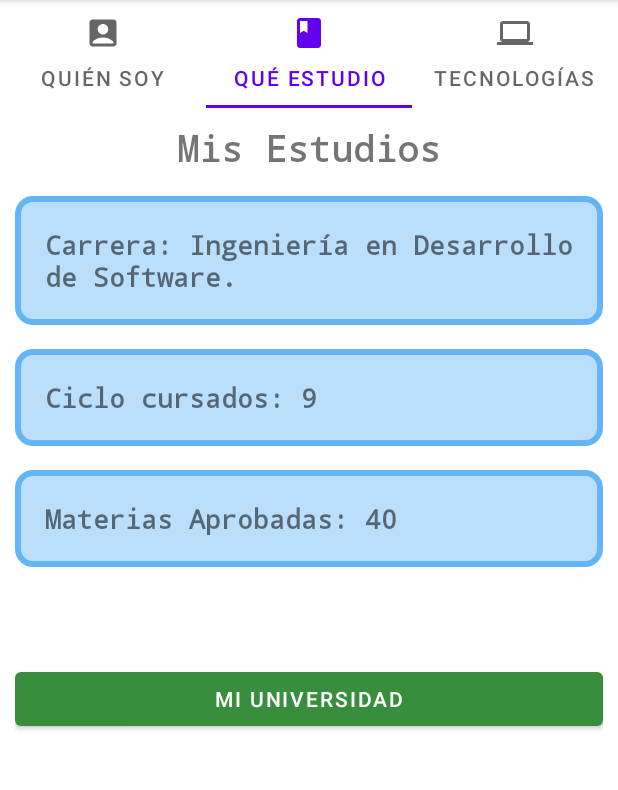
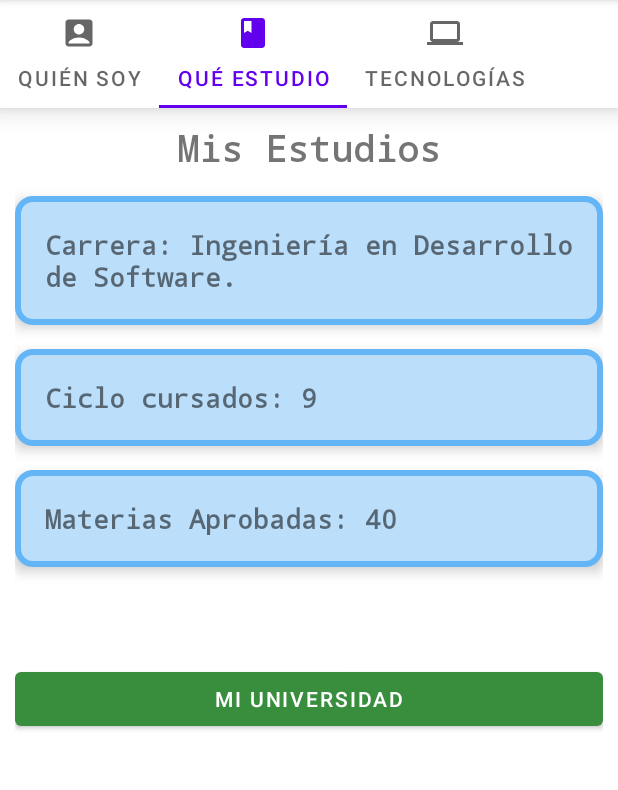
Before and after one commit to jherrera245/MenuTap, an Android app: the screen it shows after launch (MainActivity), tab 2 chosen, on a phone screen of 412 x 824 dp, the part 84-874 px from its top. Run offline under Robolectric (Android 15) with nearby library versions, the phone set to English and light mode, and no system bars.

Commit message:
Mejoras de la aparencia de los layouts

```diff
--- a/app/src/main/res/layout/activity_main.xml
+++ b/app/src/main/res/layout/activity_main.xml
@@ -12,7 +12,9 @@
         android:layout_height="wrap_content"
         app:layout_constraintEnd_toEndOf="parent"
         app:layout_constraintStart_toStartOf="parent"
-        app:layout_constraintTop_toTopOf="parent"/>
+        app:layout_constraintTop_toTopOf="parent"
+        app:tabMode="scrollable"
+        android:elevation="10dp"/>
 
     <androidx.viewpager2.widget.ViewPager2
         android:id="@+id/viewPager"
--- a/app/src/main/res/layout/fragment_que_estudio.xml
+++ b/app/src/main/res/layout/fragment_que_estudio.xml
@@ -19,7 +19,8 @@
         app:layout_constraintEnd_toEndOf="parent"
         app:layout_constraintHorizontal_bias="0.0"
         app:layout_constraintStart_toStartOf="parent"
-        app:layout_constraintTop_toTopOf="parent" />
+        app:layout_constraintTop_toTopOf="parent"
+        android:elevation="5dp"/>
 
     <TextView
         android:id="@+id/textViewCarrera"
@@ -33,7 +34,8 @@
         app:fontFamily="monospace"
         app:layout_constraintEnd_toEndOf="parent"
         app:layout_constraintStart_toStartOf="parent"
-        app:layout_constraintTop_toBottomOf="@+id/textViewEstudios" />
+        app:layout_constraintTop_toBottomOf="@+id/textViewEstudios"
+        android:elevation="5dp"/>
 
     <TextView
         android:id="@+id/textViewCiclosCursados"
@@ -48,7 +50,8 @@
         app:layout_constraintEnd_toEndOf="parent"
         app:layout_constraintHorizontal_bias="0.842"
         app:layout_constraintStart_toStartOf="parent"
-        app:layout_constraintTop_toBottomOf="@+id/textViewCarrera" />
+        app:layout_constraintTop_toBottomOf="@+id/textViewCarrera"
+        android:elevation="5dp"/>
 
     <TextView
         android:id="@+id/textViewMateriasAprobadas"
@@ -63,7 +66,8 @@
         app:layout_constraintEnd_toEndOf="parent"
         app:layout_constraintHorizontal_bias="0.842"
         app:layout_constraintStart_toStartOf="parent"
-        app:layout_constraintTop_toBottomOf="@+id/textViewCiclosCursados" />
+        app:layout_constraintTop_toBottomOf="@+id/textViewCiclosCursados"
+        android:elevation="5dp"/>
 
     <Button
         android:id="@+id/buttonAbrirNavegador"
--- a/app/src/main/res/layout/fragment_quien_soy.xml
+++ b/app/src/main/res/layout/fragment_quien_soy.xml
@@ -4,6 +4,7 @@
     xmlns:tools="http://schemas.android.com/tools"
     android:layout_width="match_parent"
     android:layout_height="match_parent"
+    android:elevation="5dp"
     android:padding="10dp"
     tools:context=".QuienSoyFragment">
 
@@ -27,6 +28,7 @@
         android:layout_height="wrap_content"
         android:layout_marginTop="16dp"
         android:background="@drawable/text_view_theme"
+        android:elevation="5dp"
         android:text="@string/text_view_nombres"
         android:textSize="18sp"
         android:textStyle="bold"
@@ -41,6 +43,7 @@
         android:layout_height="wrap_content"
         android:layout_marginTop="16dp"
         android:background="@drawable/text_view_theme"
+        android:elevation="5dp"
         android:text="@string/text_view_apellidos"
         android:textSize="18sp"
         android:textStyle="bold"
@@ -56,6 +59,7 @@
         android:layout_height="wrap_content"
         android:layout_marginTop="16dp"
         android:background="@drawable/text_view_theme"
+        android:elevation="5dp"
         android:text="@string/text_view_carnet"
         android:textSize="18sp"
         android:textStyle="bold"
@@ -71,6 +75,7 @@
         android:layout_height="wrap_content"
         android:layout_marginTop="16dp"
         android:background="@drawable/text_view_theme"
+        android:elevation="5dp"
         android:text="@string/text_view_telefono"
         android:textSize="18sp"
         android:textStyle="bold"
--- a/app/src/main/res/layout/fragment_tecnologias.xml
+++ b/app/src/main/res/layout/fragment_tecnologias.xml
@@ -27,6 +27,7 @@
         android:layout_height="wrap_content"
         android:layout_marginTop="16dp"
         android:background="@drawable/text_view_theme"
+        android:elevation="5dp"
         android:text="@string/text_view_lenguajes"
         android:textSize="18sp"
         android:textStyle="bold"
@@ -41,6 +42,7 @@
         android:layout_height="wrap_content"
         android:layout_marginTop="16dp"
         android:background="@drawable/text_view_theme"
+        android:elevation="5dp"
         android:text="@string/text_view_nube"
         android:textSize="18sp"
         android:textStyle="bold"
@@ -56,6 +58,7 @@
         android:layout_height="wrap_content"
         android:layout_marginTop="16dp"
         android:background="@drawable/text_view_theme"
+        android:elevation="5dp"
         android:text="@string/text_view_framework"
         android:textSize="18sp"
         android:textStyle="bold"
```
